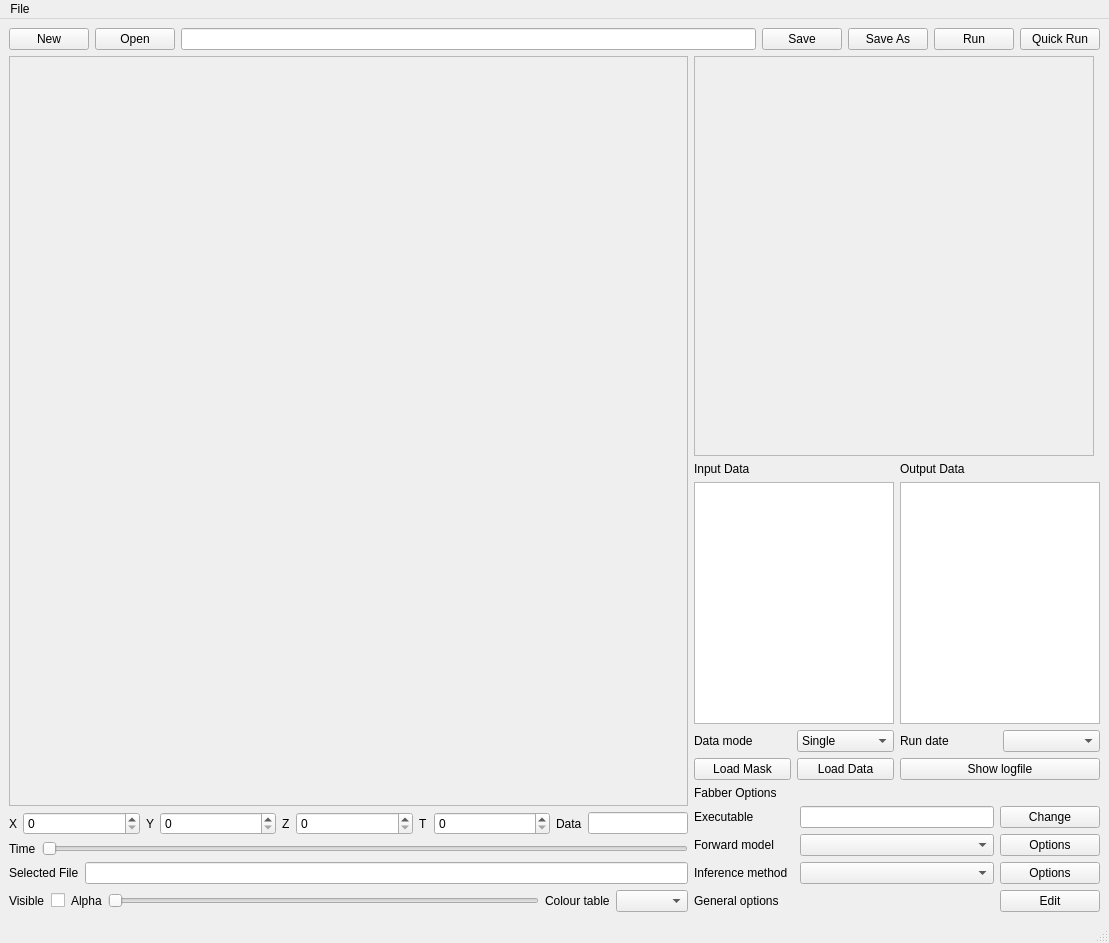
This is pyfab/pyfab_mainwin.ui in physimals/fabber_core as Qt 5 draws it before an edit. The edited form follows.
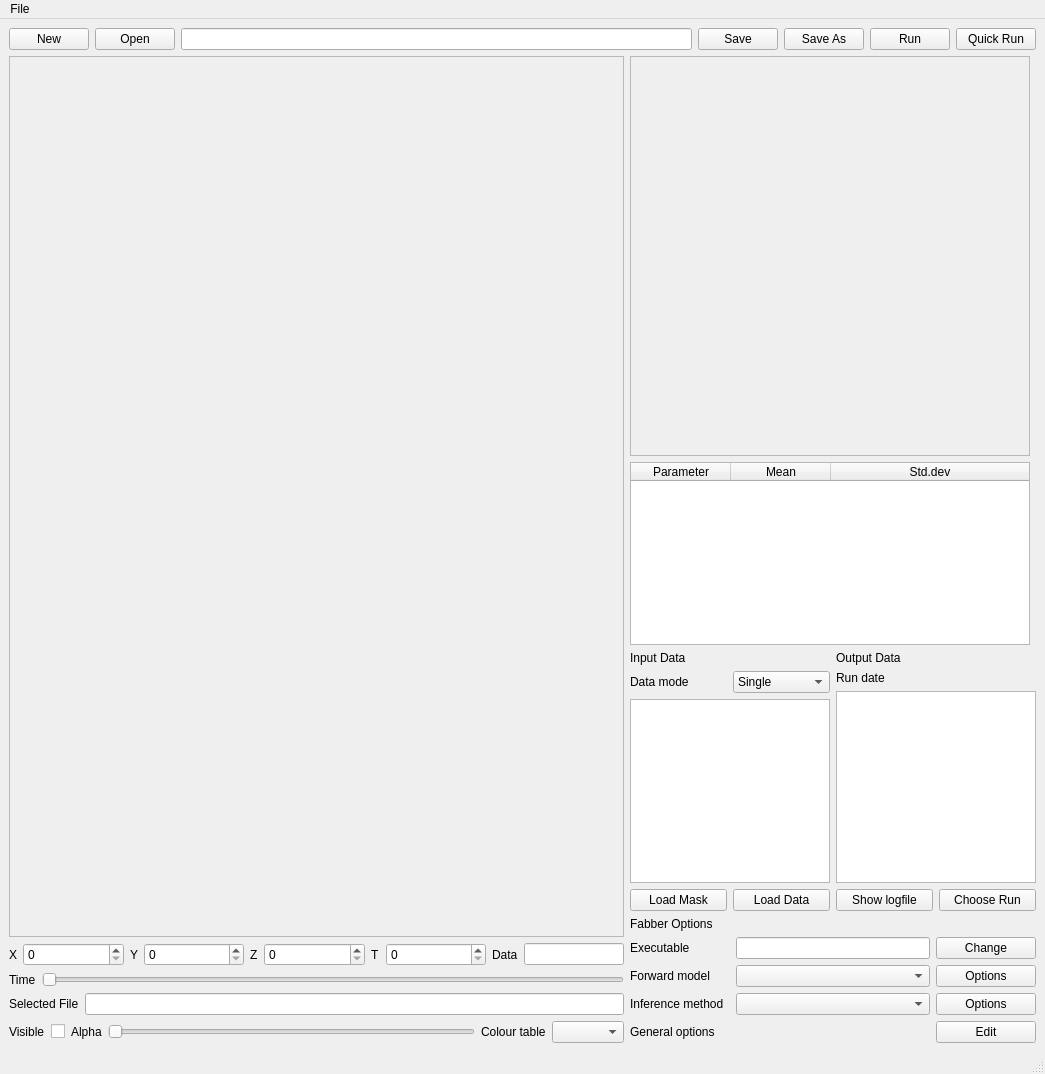
This is the edited form.

```diff
--- a/pyfab/pyfab_mainwin.ui
+++ b/pyfab/pyfab_mainwin.ui
@@ -6,8 +6,8 @@
    <rect>
     <x>0</x>
     <y>0</y>
-    <width>1109</width>
-    <height>943</height>
+    <width>1045</width>
+    <height>1074</height>
    </rect>
   </property>
   <property name="windowTitle">
@@ -313,6 +313,43 @@
             </property>
            </widget>
           </item>
+          <item>
+           <widget class="QTableWidget" name="paramTable">
+            <property name="sizePolicy">
+             <sizepolicy hsizetype="Fixed" vsizetype="Expanding">
+              <horstretch>0</horstretch>
+              <verstretch>0</verstretch>
+             </sizepolicy>
+            </property>
+            <property name="maximumSize">
+             <size>
+              <width>400</width>
+              <height>16777215</height>
+             </size>
+            </property>
+            <property name="columnCount">
+             <number>3</number>
+            </property>
+            <attribute name="horizontalHeaderStretchLastSection">
+             <bool>true</bool>
+            </attribute>
+            <column>
+             <property name="text">
+              <string>Parameter</string>
+             </property>
+            </column>
+            <column>
+             <property name="text">
+              <string>Mean</string>
+             </property>
+            </column>
+            <column>
+             <property name="text">
+              <string>Std.dev</string>
+             </property>
+            </column>
+           </widget>
+          </item>
           <item>
            <layout class="QHBoxLayout" name="horizontalLayout_2">
             <item>
@@ -324,52 +361,6 @@
                 </property>
                </widget>
               </item>
-              <item>
-               <widget class="QTableWidget" name="inputFilesTable">
-                <property name="sizePolicy">
-                 <sizepolicy hsizetype="Fixed" vsizetype="Expanding">
-                  <horstretch>0</horstretch>
-                  <verstretch>0</verstretch>
-                 </sizepolicy>
-                </property>
-                <property name="minimumSize">
-                 <size>
-                  <width>50</width>
-                  <height>100</height>
-                 </size>
-                </property>
-                <property name="maximumSize">
-                 <size>
-                  <width>200</width>
-                  <height>16777215</height>
-                 </size>
-                </property>
-                <property name="font">
-                 <font>
-                  <pointsize>9</pointsize>
-                  <weight>75</weight>
-                  <italic>true</italic>
-                  <bold>true</bold>
-                 </font>
-                </property>
-                <property name="selectionBehavior">
-                 <enum>QAbstractItemView::SelectRows</enum>
-                </property>
-                <property name="columnCount">
-                 <number>1</number>
-                </property>
-                <attribute name="horizontalHeaderVisible">
-                 <bool>false</bool>
-                </attribute>
-                <attribute name="horizontalHeaderStretchLastSection">
-                 <bool>true</bool>
-                </attribute>
-                <attribute name="verticalHeaderVisible">
-                 <bool>false</bool>
-                </attribute>
-                <column/>
-               </widget>
-              </item>
               <item>
                <layout class="QHBoxLayout" name="horizontalLayout_16">
                 <item>
@@ -395,6 +386,52 @@
                 </item>
                </layout>
               </item>
+              <item>
+               <widget class="QTableWidget" name="inputFilesTable">
+                <property name="sizePolicy">
+                 <sizepolicy hsizetype="Fixed" vsizetype="Expanding">
+                  <horstretch>0</horstretch>
+                  <verstretch>0</verstretch>
+                 </sizepolicy>
+                </property>
+                <property name="minimumSize">
+                 <size>
+                  <width>50</width>
+                  <height>100</height>
+                 </size>
+                </property>
+                <property name="maximumSize">
+                 <size>
+                  <width>200</width>
+                  <height>16777215</height>
+                 </size>
+                </property>
+                <property name="font">
+                 <font>
+                  <pointsize>9</pointsize>
+                  <weight>75</weight>
+                  <italic>true</italic>
+                  <bold>true</bold>
+                 </font>
+                </property>
+                <property name="selectionBehavior">
+                 <enum>QAbstractItemView::SelectRows</enum>
+                </property>
+                <property name="columnCount">
+                 <number>1</number>
+                </property>
+                <attribute name="horizontalHeaderVisible">
+                 <bool>false</bool>
+                </attribute>
+                <attribute name="horizontalHeaderStretchLastSection">
+                 <bool>true</bool>
+                </attribute>
+                <attribute name="verticalHeaderVisible">
+                 <bool>false</bool>
+                </attribute>
+                <column/>
+               </widget>
+              </item>
               <item>
                <layout class="QHBoxLayout" name="horizontalLayout_4">
                 <item>
@@ -424,52 +461,6 @@
                 </property>
                </widget>
               </item>
-              <item>
-               <widget class="QTableWidget" name="outputFilesTable">
-                <property name="sizePolicy">
-                 <sizepolicy hsizetype="Fixed" vsizetype="Expanding">
-                  <horstretch>0</horstretch>
-                  <verstretch>0</verstretch>
-                 </sizepolicy>
-                </property>
-                <property name="minimumSize">
-                 <size>
-                  <width>50</width>
-                  <height>100</height>
-                 </size>
-                </property>
-                <property name="maximumSize">
-                 <size>
-                  <width>200</width>
-                  <height>16777215</height>
-                 </size>
-                </property>
-                <property name="font">
-                 <font>
-                  <pointsize>9</pointsize>
-                  <weight>75</weight>
-                  <italic>true</italic>
-                  <bold>true</bold>
-                 </font>
-                </property>
-                <property name="selectionBehavior">
-                 <enum>QAbstractItemView::SelectRows</enum>
-                </property>
-                <property name="columnCount">
-                 <number>1</number>
-                </property>
-                <attribute name="horizontalHeaderVisible">
-                 <bool>false</bool>
-                </attribute>
-                <attribute name="horizontalHeaderStretchLastSection">
-                 <bool>true</bool>
-                </attribute>
-                <attribute name="verticalHeaderVisible">
-                 <bool>false</bool>
-                </attribute>
-                <column/>
-               </widget>
-              </item>
               <item>
                <layout class="QHBoxLayout" name="horizontalLayout_11">
                 <item>
@@ -479,18 +470,72 @@
                   </property>
                  </widget>
                 </item>
-                <item>
-                 <widget class="QComboBox" name="runCombo"/>
-                </item>
                </layout>
               </item>
               <item>
-               <widget class="QPushButton" name="showLogBtn">
-                <property name="text">
-                 <string>Show logfile</string>
+               <widget class="QTableWidget" name="outputFilesTable">
+                <property name="sizePolicy">
+                 <sizepolicy hsizetype="Fixed" vsizetype="Expanding">
+                  <horstretch>0</horstretch>
+                  <verstretch>0</verstretch>
+                 </sizepolicy>
                 </property>
+                <property name="minimumSize">
+                 <size>
+                  <width>50</width>
+                  <height>100</height>
+                 </size>
+                </property>
+                <property name="maximumSize">
+                 <size>
+                  <width>200</width>
+                  <height>16777215</height>
+                 </size>
+                </property>
+                <property name="font">
+                 <font>
+                  <pointsize>9</pointsize>
+                  <weight>75</weight>
+                  <italic>true</italic>
+                  <bold>true</bold>
+                 </font>
+                </property>
+                <property name="selectionBehavior">
+                 <enum>QAbstractItemView::SelectRows</enum>
+                </property>
+                <property name="columnCount">
+                 <number>1</number>
+                </property>
+                <attribute name="horizontalHeaderVisible">
+                 <bool>false</bool>
+                </attribute>
+                <attribute name="horizontalHeaderStretchLastSection">
+                 <bool>true</bool>
+                </attribute>
+                <attribute name="verticalHeaderVisible">
+                 <bool>false</bool>
+                </attribute>
+                <column/>
                </widget>
               </item>
+              <item>
+               <layout class="QHBoxLayout" name="horizontalLayout_3">
+                <item>
+                 <widget class="QPushButton" name="showLogBtn">
+                  <property name="text">
+                   <string>Show logfile</string>
+                  </property>
+                 </widget>
+                </item>
+                <item>
+                 <widget class="QPushButton" name="chooseRunBtn">
+                  <property name="text">
+                   <string>Choose Run</string>
+                  </property>
+                 </widget>
+                </item>
+               </layout>
+              </item>
              </layout>
             </item>
            </layout>
@@ -633,7 +678,7 @@
     <rect>
      <x>0</x>
      <y>0</y>
-     <width>1109</width>
+     <width>1045</width>
      <height>25</height>
     </rect>
    </property>
```
Left out of the diff: 6 changed lines with no effect on the pictures.
